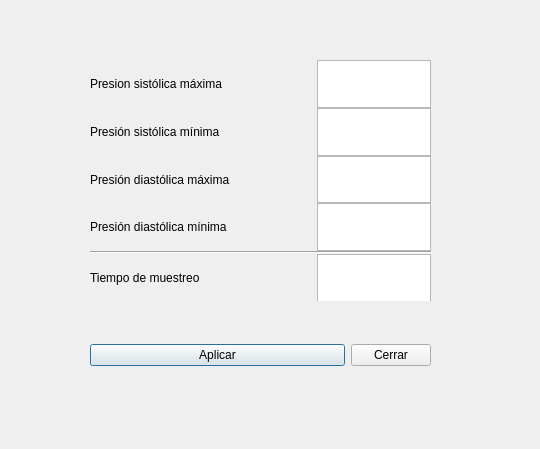
aylen27s/TPO_InformaticaII, file PC_v01/server_test_plot_v0/preferences.ui: the form before one commit.
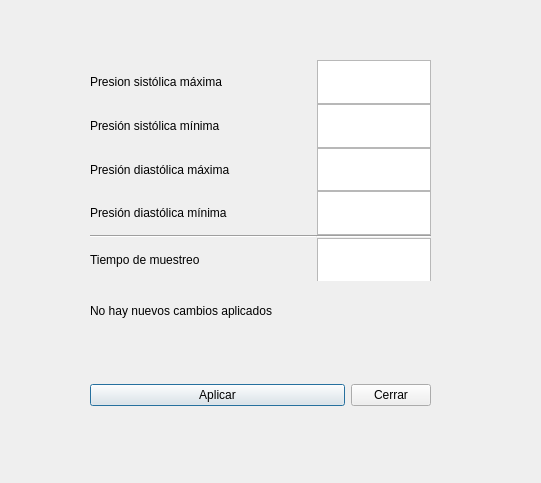
The form after the commit.

Commit message: add update de ventana preferences

What changed in the file:
```diff
--- a/PC_v01/server_test_plot_v0/preferences.ui
+++ b/PC_v01/server_test_plot_v0/preferences.ui
@@ -6,8 +6,8 @@
    <rect>
     <x>0</x>
     <y>0</y>
-    <width>540</width>
-    <height>449</height>
+    <width>541</width>
+    <height>483</height>
    </rect>
   </property>
   <property name="windowTitle">
@@ -17,7 +17,7 @@
    <property name="geometry">
     <rect>
      <x>90</x>
-     <y>330</y>
+     <y>370</y>
      <width>341</width>
      <height>51</height>
     </rect>
@@ -48,7 +48,7 @@
      <x>90</x>
      <y>60</y>
      <width>341</width>
-     <height>241</height>
+     <height>221</height>
     </rect>
    </property>
    <layout class="QGridLayout" name="gridLayout" rowstretch="0,0,0,0,0,0" columnstretch="2,1" rowminimumheight="0,0,0,0,0,0" columnminimumwidth="0,0">
@@ -127,6 +127,19 @@
     </item>
    </layout>
   </widget>
+  <widget class="QLabel" name="label_changesUpdate">
+   <property name="geometry">
+    <rect>
+     <x>90</x>
+     <y>300</y>
+     <width>341</width>
+     <height>21</height>
+    </rect>
+   </property>
+   <property name="text">
+    <string>No hay nuevos cambios aplicados</string>
+   </property>
+  </widget>
  </widget>
  <resources/>
  <connections/>
```
Left out of the diff: 14 changed lines with no effect on the pictures. The commit also changes 19 other files.
